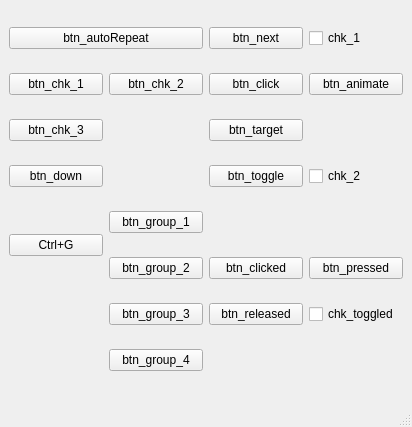
Qt form Nado Game/main.ui (limhoontaig/pygame) before a commit.
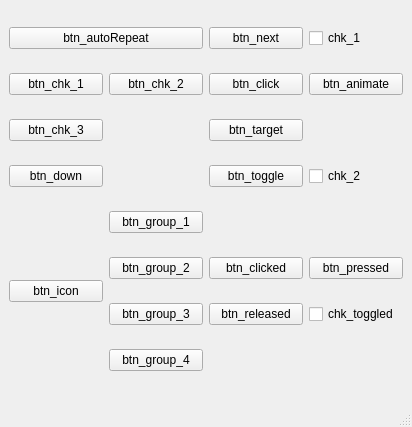
The same form after that commit.

```diff
--- a/Nado Game/main.ui
+++ b/Nado Game/main.ui
@@ -141,13 +141,6 @@
       </property>
      </widget>
     </item>
-    <item row="4" column="0" rowspan="2">
-     <widget class="QPushButton" name="btn_icon">
-      <property name="text">
-       <string>Ctrl+G</string>
-      </property>
-     </widget>
-    </item>
     <item row="5" column="1">
      <widget class="QPushButton" name="btn_group_2">
       <property name="text">
@@ -162,6 +155,13 @@
       </property>
      </widget>
     </item>
+    <item row="4" column="0" rowspan="4">
+     <widget class="QPushButton" name="btn_icon">
+      <property name="text">
+       <string>btn_icon</string>
+      </property>
+     </widget>
+    </item>
    </layout>
   </widget>
   <widget class="QMenuBar" name="menubar">
```
